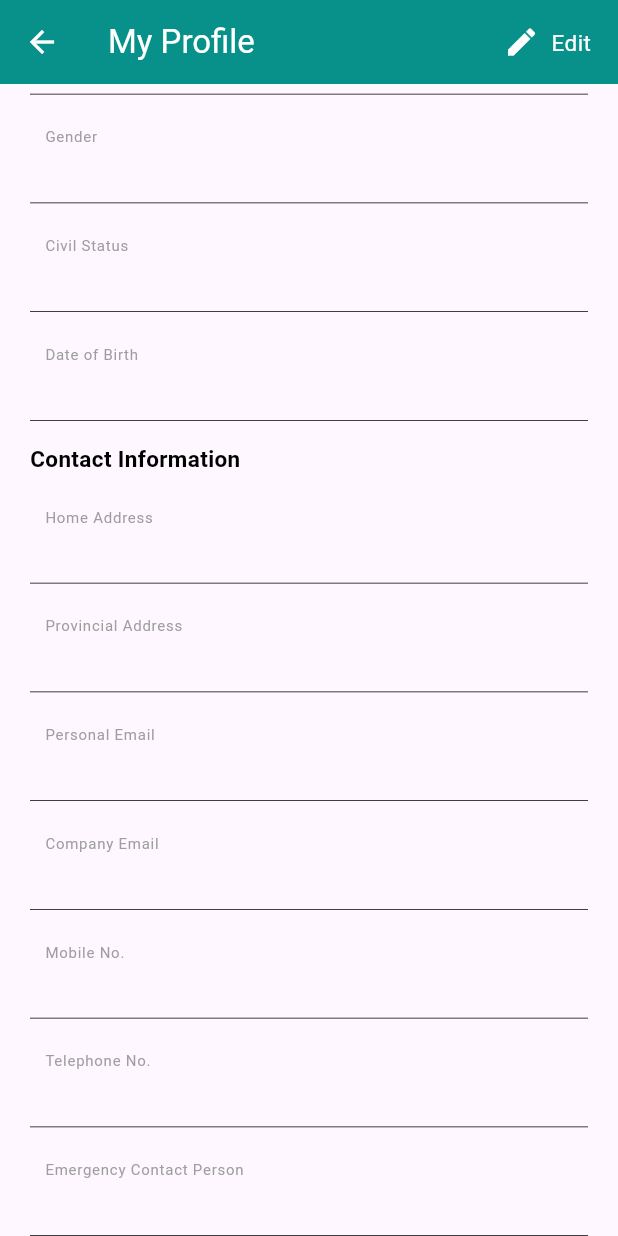
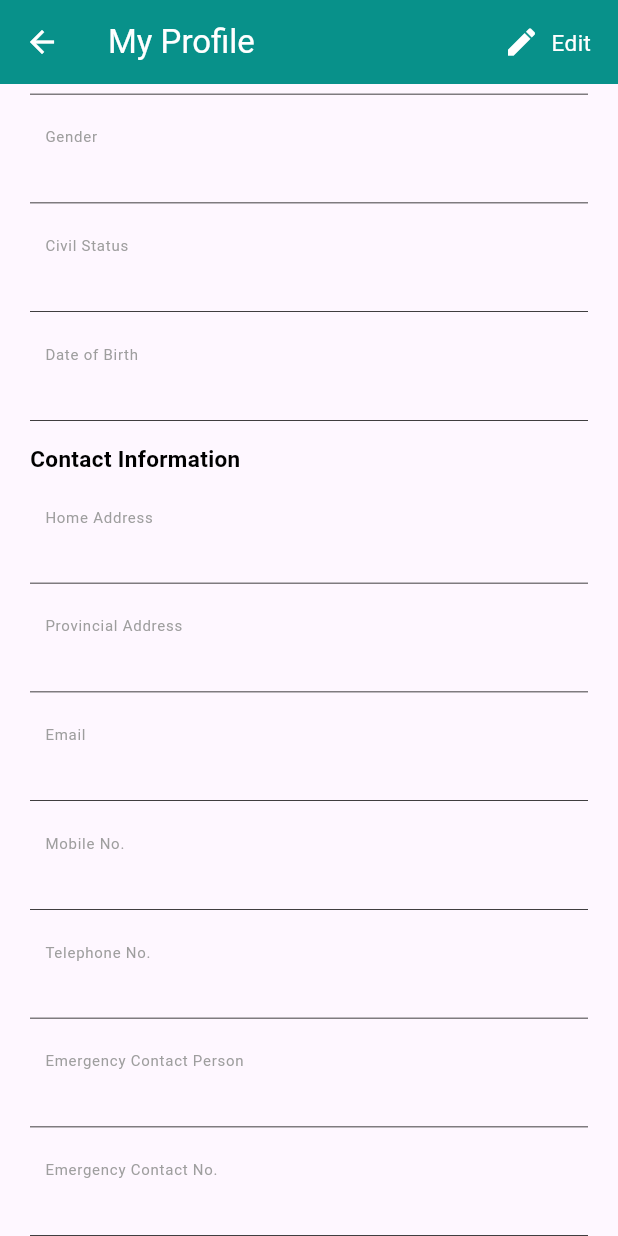
Before and after one commit to arjaymangubat1104/FlutterHRPortal, a Flutter app: the ProfilePage screen opened by its route, scrolled down 319 dp, on a phone screen of 412 x 824 dp. Run offline on Flutter 3.47's test engine with Material 3 defaults, Android fonts, the light colour scheme and no system bars; our stand-ins replace cloud_firestore, firebase_auth, firebase_core, loading_indicator, table_calendar; missing offline and left inert: timeline_list; accounts and stored records are empty.

Commit message:
Update profile page
-add email info
-add loading spinner when fetching user information

```diff
--- a/lib/viewmodel/profile_view_model.dart
+++ b/lib/viewmodel/profile_view_model.dart
@@ -13,8 +13,8 @@
 
   final List<ProfileInfoModel> _profileInfoList = [
     ProfileInfoModel(title: 'Basic Information', value: {
-      'First Name': 'Arjay',
-      'Middle Name': 'Mangubat',
+      'First Name': '',
+      'Middle Name': '',
       'Last Name': '',
       'Employee ID': '',
       'Gender': '',
@@ -24,8 +24,7 @@
     ProfileInfoModel(title: 'Contact Information', value: {
       'Home Address': '',
       'Provincial Address': '',
-      'Personal Email': '',
-      'Company Email': '',
+      'Email': '',
       'Mobile No.': '',
       'Telephone No.': '',
       'Emergency Contact Person': '',
@@ -67,7 +66,7 @@
 
   //create a method that get user information
   Future<void> getUserInformation() async {
-    try{
+    try {
       String userId = authViewModel.userModel!.uid;
       DocumentSnapshot documentSnapshot =
           await _firestore.collection('users').doc(userId).get();
@@ -83,12 +82,12 @@
       _profileInfoList[0].value!['Gender'] = userInfo['gender'];
       _profileInfoList[0].value!['Civil Status'] = userInfo['civil_status'];
       _profileInfoList[0].value!['Date of Birth'] = userInfo['birth_date'];
+      _profileInfoList[1].value!['Email'] = userInfo['email'];
       _profileInfoList[0].value;
       notifyListeners();
-    }catch(e){
+    } catch (e) {
       _errorMessage = e.toString();
       notifyListeners();
     }
-
   }
 }
--- a/lib/views/profile_page.dart
+++ b/lib/views/profile_page.dart
@@ -1,22 +1,50 @@
 import 'package:flutter/material.dart';
 import 'package:flutter_attendance_system/viewmodel/profile_view_model.dart';
 import 'package:flutter_attendance_system/viewmodel/theme_view_model.dart';
+import 'package:flutter_attendance_system/widgets/loading_indicator.dart';
 
 import 'package:flutter_attendance_system/widgets/profile_info_tile.dart';
 import 'package:provider/provider.dart';
 
-class ProfilePage extends StatelessWidget {
+class ProfilePage extends StatefulWidget {
   const ProfilePage({
     super.key,
   });
 
   @override
+  State<ProfilePage> createState() => _ProfilePageState();
+}
+
+class _ProfilePageState extends State<ProfilePage> {
+  bool _showSpinner = false;
+  @override
+  void initState() {
+    super.initState();
+    final profileViewModel =
+        Provider.of<ProfileViewModel>(context, listen: false);
+    WidgetsBinding.instance.addPostFrameCallback((_) async {
+      try {
+        setState(() {
+          _showSpinner = true;
+        });
+        await profileViewModel.getUserInformation();
+      } finally {
+        setState(() {
+          _showSpinner = false;
+        });
+      }
+    });
+  }
+
+  void dispose() {
+    super.dispose();
+  }
+
+  @override
   Widget build(BuildContext context) {
     final themeViewModel = Provider.of<ThemeViewModel>(context);
     final profileViewModel = Provider.of<ProfileViewModel>(context);
-    WidgetsBinding.instance.addPostFrameCallback((_) async {
-      await profileViewModel.getUserInformation();
-    });
+
     return Scaffold(
         appBar: AppBar(
           title: Text(
@@ -54,7 +82,9 @@
           iconTheme:
               IconThemeData(color: themeViewModel.currentTheme.boxTextColor),
         ),
-        body: SingleChildScrollView(
+        body: Stack(
+          children: [
+            SingleChildScrollView(
               child: Column(
                 children: [
                   Row(
@@ -76,7 +106,8 @@
                   ListView.builder(
                       shrinkWrap: true,
                       physics: NeverScrollableScrollPhysics(),
-                  itemCount: profileViewModel.profileInfoList[0].value?.length,
+                      itemCount:
+                          profileViewModel.profileInfoList[0].value?.length,
                       itemBuilder: (context, index) {
                         return ProfileInfoTile(
                           title: profileViewModel.profileInfoList[0].value!.keys
@@ -105,7 +136,8 @@
                   ListView.builder(
                       shrinkWrap: true,
                       physics: NeverScrollableScrollPhysics(),
-                  itemCount: profileViewModel.profileInfoList[1].value?.length,
+                      itemCount:
+                          profileViewModel.profileInfoList[1].value?.length,
                       itemBuilder: (context, index) {
                         return ProfileInfoTile(
                           title: profileViewModel.profileInfoList[1].value!.keys
@@ -117,6 +149,20 @@
                       }),
                 ],
               ),
+            ),
+            if (_showSpinner)
+              ModalBarrier(
+                color: Colors.black.withOpacity(0.5),
+                dismissible: false,
+              ),
+            if (_showSpinner)
+              Dialog.fullscreen(
+                backgroundColor: Colors.black.withOpacity(0.5),
+                child: Center(
+                  child: CustomLoadingIndicator(),
+                ),
+              ),
+          ],
         ));
   }
 }
```
Lines whose indentation alone changed are shown as unchanged.
